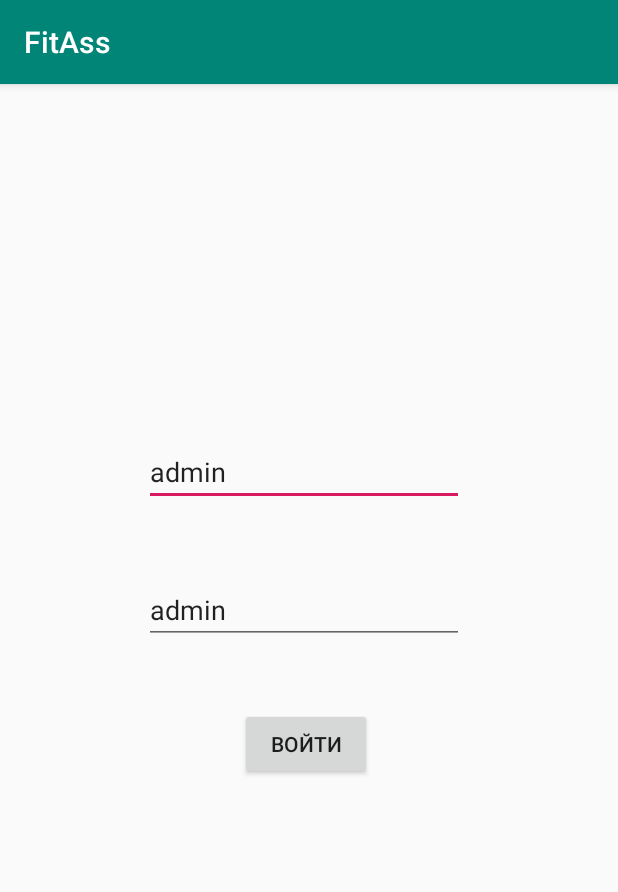
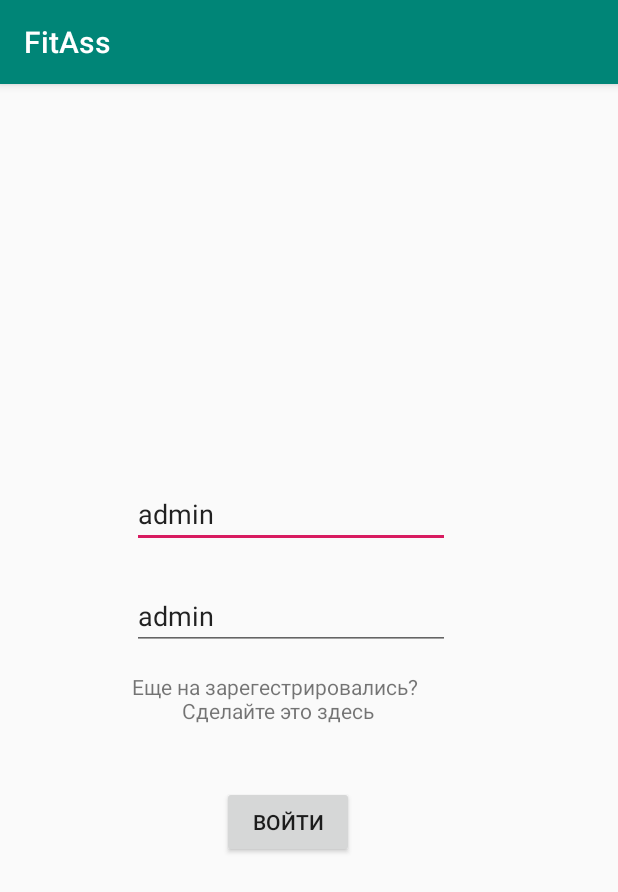
Before and after one commit to kononendima/diplom, an Android app: the screen it shows after launch (SignIn), on a phone screen of 412 x 824 dp. Shown: the top 892 px of the screen. Run offline under Robolectric (Android 15) with nearby library versions, the phone set to English and light mode, and no system bars.

Commit message:
Добавил регистрацию

```diff
--- a/app/src/main/AndroidManifest.xml
+++ b/app/src/main/AndroidManifest.xml
@@ -9,6 +9,7 @@
         android:roundIcon="@mipmap/ic_launcher_round"
         android:supportsRtl="true"
         android:theme="@style/AppTheme">
+        <activity android:name=".login.SignUp"></activity>
         <activity android:name=".login.SignIn">
             <intent-filter>
                 <action android:name="android.intent.action.MAIN" />
@@ -18,9 +19,7 @@
         </activity>
         <activity android:name=".activitypage.ActivityList" />
         <activity android:name=".eatlist.EatList" />
-        <activity android:name=".MainActivity">
-
-        </activity>
+        <activity android:name=".MainActivity"></activity>
     </application>
 
 </manifest>
--- a/app/src/main/java/com/example/fitass/login/SignIn.java
+++ b/app/src/main/java/com/example/fitass/login/SignIn.java
@@ -7,6 +7,7 @@ import android.os.Bundle;
 import android.view.View;
 import android.widget.Button;
 import android.widget.EditText;
+import android.widget.TextView;
 
 import com.example.fitass.MainActivity;
 import com.example.fitass.R;
@@ -15,6 +16,7 @@ import com.example.fitass.UserManager;
 
 public class SignIn extends AppCompatActivity implements View.OnClickListener {
     EditText editTextLogin,editTextPassword;
+    TextView textViewRegistration;
     @Override
     protected void onCreate(Bundle savedInstanceState) {
         super.onCreate(savedInstanceState);
@@ -23,6 +25,8 @@ public class SignIn extends AppCompatActivity implements View.OnClickListener {
         editTextPassword=(EditText)findViewById(R.id.activity_sign_id_EditTextPassword);
         Button btn=(Button)findViewById(R.id.activity_sign_id_btnEntrance);
         btn.setOnClickListener(this);
+        textViewRegistration=(TextView)findViewById(R.id.activity_sign_in_textViewRegistration);
+        textViewRegistration.setOnClickListener(this);
 
 
     }
@@ -44,6 +48,9 @@ public class SignIn extends AppCompatActivity implements View.OnClickListener {
                     startActivity(intent);
                 }
                 break;
+            case R.id.activity_sign_in_textViewRegistration:
+                Intent intent=new Intent(this, SignUp.class);
+                startActivity(intent);
         }
     }
 }
--- a/app/src/main/res/layout/activity_sign_in.xml
+++ b/app/src/main/res/layout/activity_sign_in.xml
@@ -8,10 +8,10 @@
 
     <EditText
         android:id="@+id/activity_sign_id_EditTextLogin"
-        android:layout_width="wrap_content"
-        android:layout_height="wrap_content"
-        android:layout_marginStart="96dp"
-        android:layout_marginTop="236dp"
+        android:layout_width="212dp"
+        android:layout_height="45dp"
+        android:layout_marginStart="88dp"
+        android:layout_marginTop="264dp"
         android:ems="10"
         android:hint="Login"
         android:inputType="textPersonName"
@@ -21,10 +21,10 @@
 
     <EditText
         android:id="@+id/activity_sign_id_EditTextPassword"
-        android:layout_width="wrap_content"
-        android:layout_height="wrap_content"
-        android:layout_marginStart="96dp"
-        android:layout_marginTop="328dp"
+        android:layout_width="212dp"
+        android:layout_height="45dp"
+        android:layout_marginStart="88dp"
+        android:layout_marginTop="332dp"
         android:ems="10"
         android:hint="Password"
         android:inputType="textPersonName"
@@ -36,10 +36,20 @@
         android:id="@+id/activity_sign_id_btnEntrance"
         android:layout_width="wrap_content"
         android:layout_height="wrap_content"
-        android:layout_marginStart="160dp"
-        android:layout_marginTop="416dp"
+        android:layout_marginStart="148dp"
+        android:layout_marginTop="468dp"
         android:text="Войти"
         app:layout_constraintStart_toStartOf="parent"
         app:layout_constraintTop_toTopOf="parent" />
 
+    <TextView
+        android:id="@+id/activity_sign_in_textViewRegistration"
+        android:layout_width="212dp"
+        android:layout_height="45dp"
+        android:layout_marginStart="88dp"
+        android:layout_marginTop="392dp"
+        android:text="Еще на зарегестрировались? \n          Сделайте это здесь"
+        app:layout_constraintStart_toStartOf="parent"
+        app:layout_constraintTop_toTopOf="parent" />
+
 </androidx.constraintlayout.widget.ConstraintLayout>
```
Also changed, not shown: app/src/main/java/com/example/fitass/login/SignUp.java (added, +58 -0 lines), app/src/main/res/layout/activity_sign_up.xml (added, +101 -0 lines).
